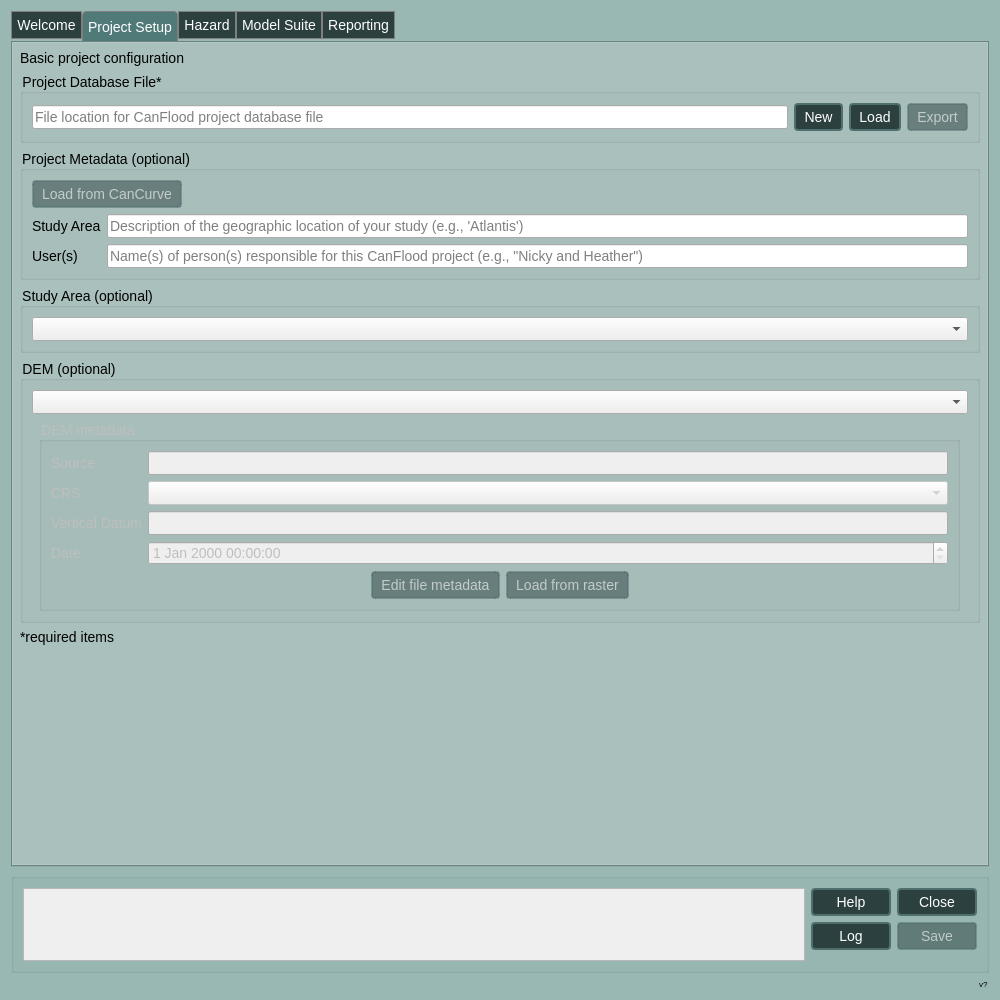
First picture: the form in canflood2/canflood2_dialog_main.ui, repository cefect/CanFlood2, before the edit.
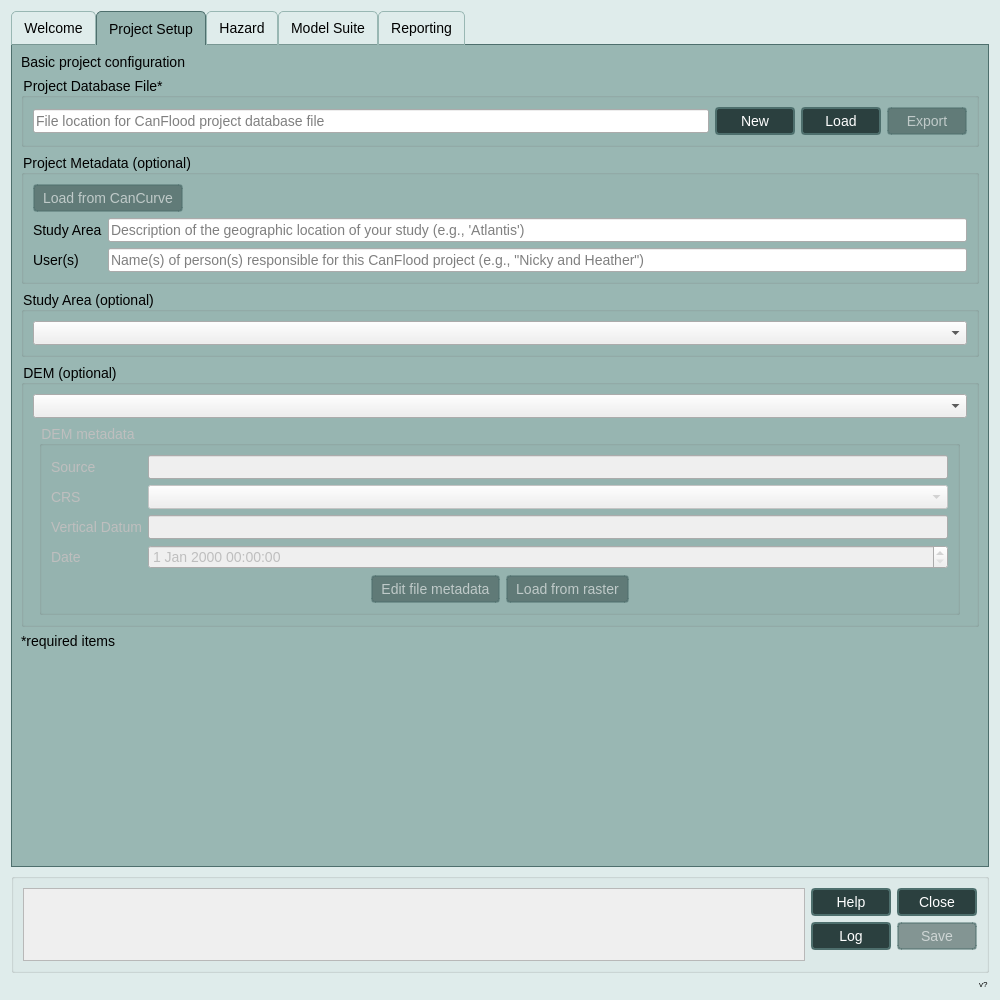
Second picture: the form after the edit. The open tabs and pages were chosen to show the change. Icons and pictures are not drawn. Custom widgets are drawn as their Qt base class.

Commit message: button and tabs

Diff of the .ui file:
```diff
--- a/canflood2/canflood2_dialog_main.ui
+++ b/canflood2/canflood2_dialog_main.ui
@@ -30,7 +30,7 @@
 } 
 
 QDialog {
-    background-color: #99B7B3;
+    background-color: #DFECEB;
 }
 
 QPushButton {
@@ -83,24 +83,52 @@
 
  
  
+/* ----------------------------------------
+   Generic tab look
+   ---------------------------------------- */
 QTabBar::tab {
-    background-color: #2B403F;
-    color: white;
-    border: 1px solid gray; 
-    box-sizing: border-box;
-    padding: 5px;
-    margin-bottom: 2px; /* slight separation from the tab bar */
+    background: #DFECEB;                 /* unselected fill  */
+    color: black;                        /* legible on light bg */
+
+    border: 1px solid #99B7B3;           /* subtle outline   */
+    border-bottom: 1px solid #799793;    /* slight contrast  */
+    border-top-left-radius: 5px;
+    border-top-right-radius: 5px;
+
+    min-height: 24px;                    /* tweak as needed  */
+    padding: 4px 12px;                   /* top/bottom  left/right */
 }
 
+/* ----------------------------------------
+   Hover (optional, just a small cue)
+   ---------------------------------------- */
+QTabBar::tab:hover {
+    background: #CFE4E2;                 /* a hint darker    */
+}
+
+/* ----------------------------------------
+   Selected (popped-out) tab
+   ---------------------------------------- */
 QTabBar::tab:selected {
-    background-color: #507A78; 
-    color: white;
-    border: 1px solid gray; /* thicker border for emphasis */
-    border-bottom: none;     /* remove the bottom border to simulate being raised */
-    margin-bottom: 0;        /* pull the selected tab closer to the tab bar */
-    /* Optionally add border-radius to differentiate the shape */
-    border-top-left-radius: 4px;
-    border-top-right-radius: 4px;
+    background: #99B7B3;                 /* requested colour */
+    color: black;                        /* better contrast  */
+
+    border: 1px solid #4E6F6D;           /* stronger outline */
+    border-bottom: none;                 /* merge with page  */
+
+    /* Pull it 1 px down so its bottom edge sits flush with
+       the QTabWidget pane, giving a raised effect */
+    margin-bottom: -1px;
+}
+
+/* ----------------------------------------
+   Frame around the tab-pages (optional but
+   often necessary so the gap under the
+   selected tab isn’t obvious)
+   ---------------------------------------- */
+QTabWidget::pane {
+    border: 1px solid #4E6F6D;
+    top: -1px;                           /* pull up to hide seam */
 }
 
  
@@ -304,6 +332,18 @@
             </item>
             <item>
              <widget class="QPushButton" name="pushButton_PS_projDB_new">
+              <property name="sizePolicy">
+               <sizepolicy hsizetype="Fixed" vsizetype="Fixed">
+                <horstretch>0</horstretch>
+                <verstretch>0</verstretch>
+               </sizepolicy>
+              </property>
+              <property name="minimumSize">
+               <size>
+                <width>80</width>
+                <height>0</height>
+               </size>
+              </property>
               <property name="text">
                <string>New</string>
               </property>
@@ -314,6 +354,18 @@
               <property name="enabled">
                <bool>true</bool>
               </property>
+              <property name="sizePolicy">
+               <sizepolicy hsizetype="Fixed" vsizetype="Fixed">
+                <horstretch>0</horstretch>
+                <verstretch>0</verstretch>
+               </sizepolicy>
+              </property>
+              <property name="minimumSize">
+               <size>
+                <width>80</width>
+                <height>0</height>
+               </size>
+              </property>
               <property name="text">
                <string>Load</string>
               </property>
@@ -324,6 +376,18 @@
               <property name="enabled">
                <bool>false</bool>
               </property>
+              <property name="sizePolicy">
+               <sizepolicy hsizetype="Fixed" vsizetype="Fixed">
+                <horstretch>0</horstretch>
+                <verstretch>0</verstretch>
+               </sizepolicy>
+              </property>
+              <property name="minimumSize">
+               <size>
+                <width>80</width>
+                <height>0</height>
+               </size>
+              </property>
               <property name="text">
                <string>Export</string>
               </property>
```
Left out of the diff: 48 changed lines with no effect on the pictures. The commit also changes 2 other files.
